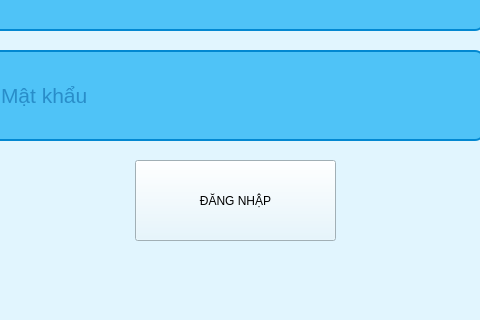
First picture: the form in login.ui, repository thytbk26406-wq/HANGMAN, before the edit; both pictures show x 285 to 765 and y 540 to 860 of the 970 by 860 pixel window.
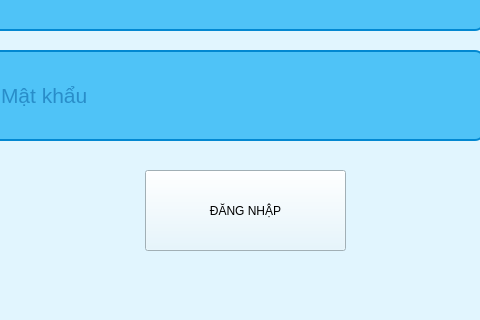
Second picture: the form after the edit. Icons and pictures are not drawn.

```diff
--- a/login.ui
+++ b/login.ui
@@ -119,8 +119,8 @@
    <widget class="QPushButton" name="btnLogin">
     <property name="geometry">
      <rect>
-      <x>420</x>
-      <y>700</y>
+      <x>430</x>
+      <y>710</y>
       <width>201</width>
       <height>81</height>
      </rect>
```
Left out of the diff: 2 changed lines with no effect on the pictures.
